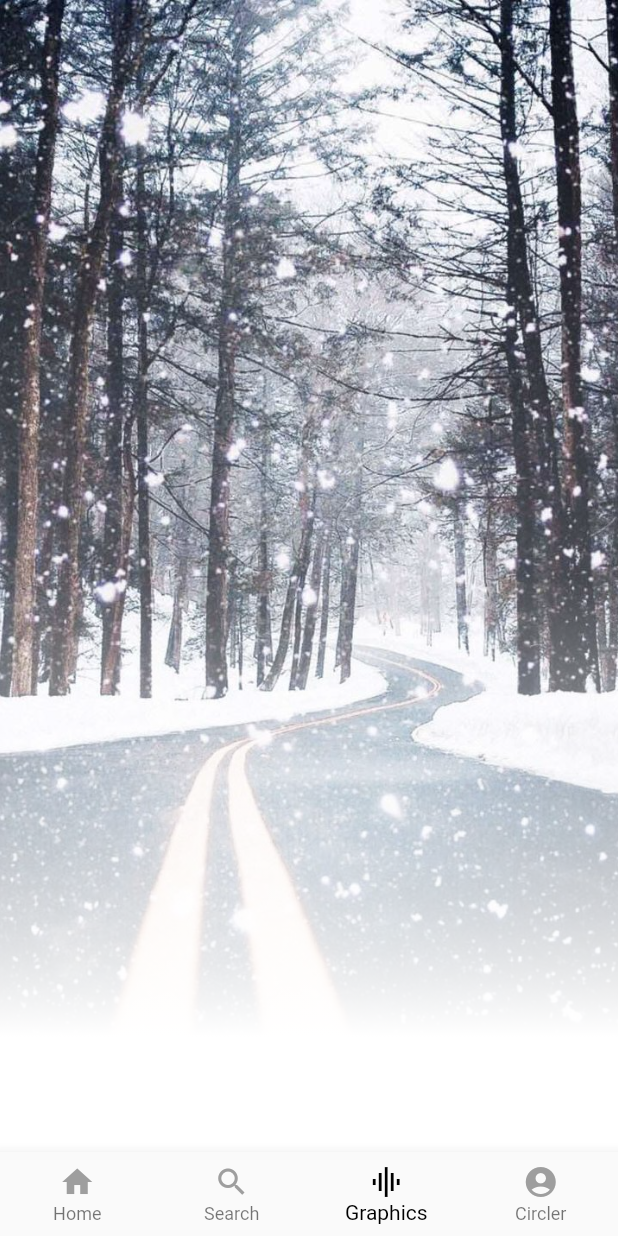
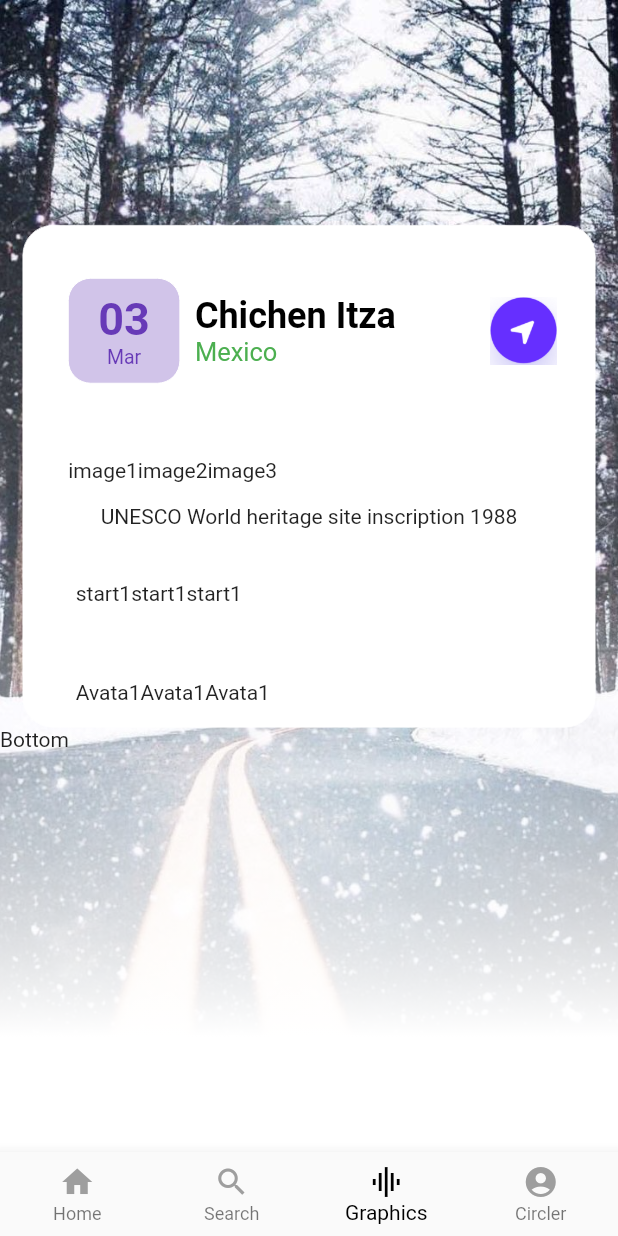
Before and after one commit to 1166544/flutter_travel, a Flutter app: the screen it shows after launch, on a phone screen of 412 x 824 dp. Run offline on Flutter 3.47's test engine with Material 2 defaults, Android fonts, the phone set to English and light mode, and no system bars; project files that could hold a hidden picture were left out.

Commit message:
feat: layout chichen itza

```diff
--- a/lib/pages/PageGraphics.dart
+++ b/lib/pages/PageGraphics.dart
@@ -15,6 +15,7 @@ class _PageGraphicsState extends State<PageGraphics> {
   Widget build(BuildContext context) {
 	return Scaffold(
 		body: Container(
+			// 背景装饰图片
 			decoration: BoxDecoration(
 				image: DecorationImage(
 					image: AssetImage('assets/road.jpg'),
@@ -22,8 +23,9 @@ class _PageGraphicsState extends State<PageGraphics> {
 				),
 			),
 			child: Container(
+				// 背景图片上的渐变效果
 				decoration: BoxDecoration(
-					 gradient: LinearGradient(
+					gradient: LinearGradient(
 					begin: Alignment.topCenter,
 					end: Alignment.bottomCenter,
 					stops: [0.0, 0.5, 0.75, 0.9],
@@ -35,8 +37,126 @@ class _PageGraphicsState extends State<PageGraphics> {
 					],
 					)
 				),
+				child: ListView(
+					children: <Widget>[
+						// 页面列表内容
+						this.buildTopChildren(),
+						this.buildBottomChildren()
+					],
+				),
 			),
 		),
 	);
   }
+
+  /// 顶部内容
+  Widget buildTopChildren() {
+	  return Padding(
+		  padding: EdgeInsets.fromLTRB(15.0, 150.0, 15.0, 0.0),
+		  child: Container(
+			  decoration: BoxDecoration(
+				  border: Border.all(
+					  color: Color(0xFFFFFFFF), width: 0.5
+				  ),
+				  color: Color(0xFFFFFFFF),
+				  shape: BoxShape.rectangle,
+				  borderRadius: BorderRadius.circular(20.0)
+			  ),
+			  child: Column(
+				children: <Widget>[
+
+					// 第1行
+					Padding(
+						padding: EdgeInsets.fromLTRB(30.0, 35.0, 25.0, 15.0),
+						child: Row(
+							mainAxisAlignment: MainAxisAlignment.spaceBetween,
+							children: <Widget>[
+								Container(
+									decoration: BoxDecoration(
+										border: Border.all(color: Colors.white, width: 0.0),
+										color: Colors.deepPurple.withOpacity(0.3),
+										shape: BoxShape.rectangle,
+										borderRadius: BorderRadius.circular(15.0)
+									),
+									child: Padding(
+										padding: EdgeInsets.fromLTRB(20.0, 10.0, 20.0, 10.0),
+										child: Column(
+											children: <Widget>[
+												Text('03', style: TextStyle(fontSize: 30.0, fontWeight: FontWeight.bold, color: Colors.deepPurple)),
+												Text('Mar', style: TextStyle(fontSize: 13.0, color: Colors.deepPurple)),
+											],
+										),
+									),
+								),
+								SizedBox(width: 10.0),
+								Column(
+									crossAxisAlignment: CrossAxisAlignment.start,
+									children: <Widget>[
+										Text('Chichen Itza', style: TextStyle(fontSize: 24.0, fontWeight: FontWeight.bold, color: Colors.black)),
+										Text('Mexico', style: TextStyle(fontSize: 17.0, fontWeight: FontWeight.normal, color: Colors.green)),
+									],
+								),
+								Spacer(),
+								Container(
+									width: 45.0,
+									height: 45.0,
+									decoration: BoxDecoration(
+										image: DecorationImage(
+											image: AssetImage('assets/arrow.png'),
+											fit: BoxFit.cover
+										),
+									),
+								)
+							],
+						),
+					),
+
+					// 第二行
+					Padding(
+						padding: EdgeInsets.fromLTRB(30.0, 35.0, 25.0, 15.0),
+						child: Row(
+							children: <Widget>[
+								Text('image1'),
+								Text('image2'),
+								Text('image3'),
+							],
+						),
+					),
+
+					// 第三行
+					Text('UNESCO World heritage site inscription 1988'),
+
+					// 第四行
+					Padding(
+						padding: EdgeInsets.fromLTRB(35.0, 35.0, 35.0, 15.0),
+						child: Row(
+							children: <Widget>[
+								Text('start1'),
+								Text('start1'),
+								Text('start1'),
+							],
+						),
+					),
+
+					// 第五行
+					Padding(
+						padding: EdgeInsets.fromLTRB(35.0, 35.0, 35.0, 15.0),
+						child: Row(
+							children: <Widget>[
+								Text('Avata1'),
+								Text('Avata1'),
+								Text('Avata1'),
+							],
+						),
+					),
+				],
+			 ),
+		  ),
+	  );
+  }
+
+  /// 底部内容
+  Widget buildBottomChildren() {
+	  return Text('Bottom');
+  }
 }
--- a/pubspec.yaml
+++ b/pubspec.yaml
@@ -57,6 +57,7 @@ flutter:
     - assets/p5.jpg
     - assets/p6.jpg
     - assets/road.jpg
+    - assets/arrow.png
 
   # An image asset can refer to one or more resolution-specific "variants", see
   # https://flutter.io/assets-and-images/#resolution-aware.
```
Also changed, not shown: assets/arrow.png (added).
